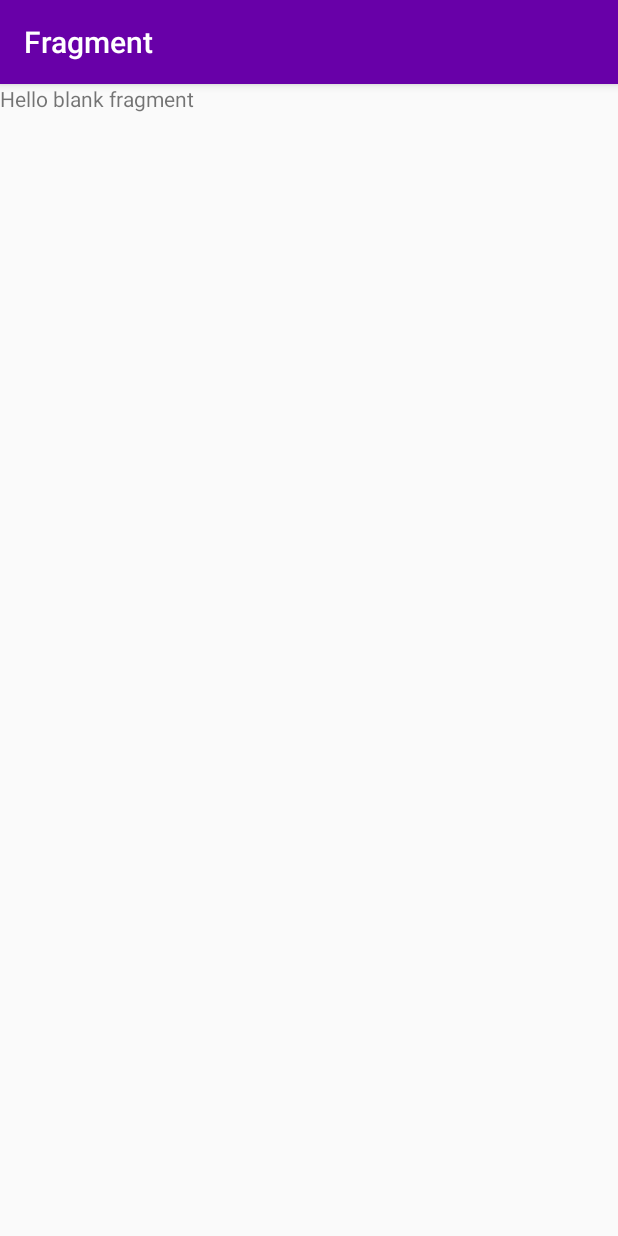
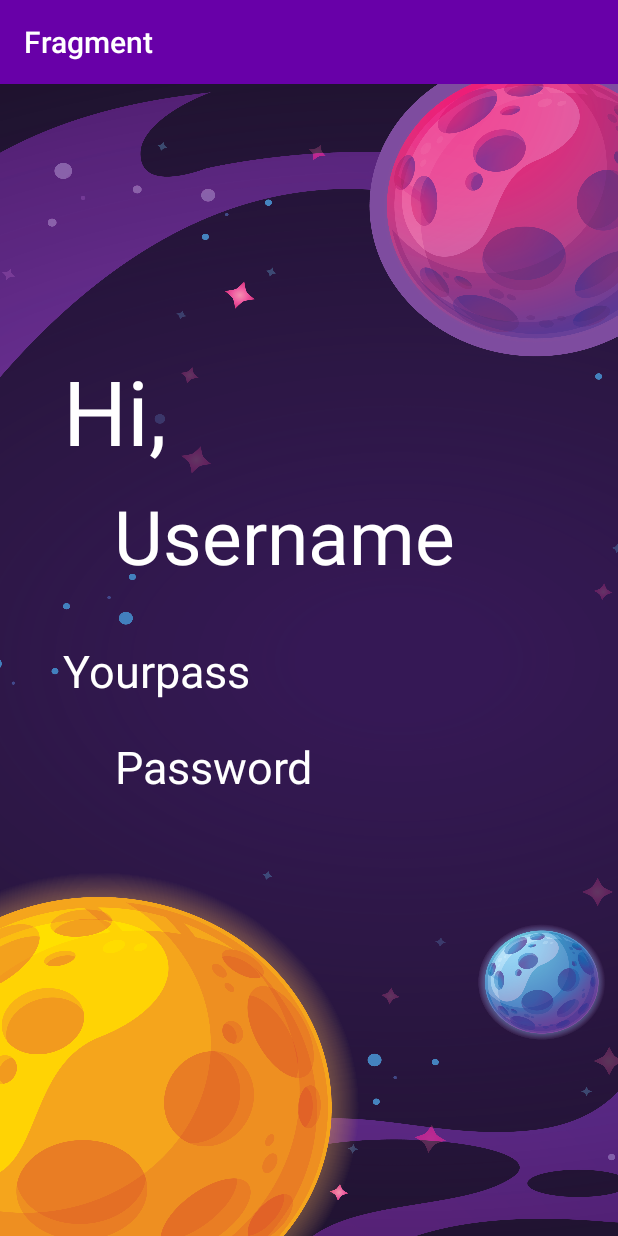
Before and after one commit to namchokGithub/android-studio, an Android app: the fragment home shown on its own in the app's theme, on a phone screen of 412 x 824 dp. Run offline under Robolectric (Android 15) with nearby library versions, the phone set to English and light mode, and no system bars.

Commit message:
add text

```diff
--- a/loginfragment/app/src/main/AndroidManifest.xml
+++ b/loginfragment/app/src/main/AndroidManifest.xml
@@ -16,6 +16,9 @@
                 <category android:name="android.intent.category.LAUNCHER" />
             </intent-filter>
         </activity>
+        <meta-data
+            android:name="preloaded_fonts"
+            android:resource="@array/preloaded_fonts" />
     </application>
 
 </manifest>
--- a/loginfragment/app/src/main/java/com/example/loginfragment/MainActivity.kt
+++ b/loginfragment/app/src/main/java/com/example/loginfragment/MainActivity.kt
@@ -2,6 +2,7 @@ package com.example.loginfragment
 
 import android.os.Bundle
 import androidx.appcompat.app.AppCompatActivity
+import kotlinx.android.synthetic.main.fragment_login_input.*
 
 
 class MainActivity : AppCompatActivity() {
@@ -21,6 +22,7 @@ class MainActivity : AppCompatActivity() {
         val fmInput = loginInput()
         supportFragmentManager.beginTransaction().replace(R.id.inputLogin, fmInput, "Input login").addToBackStack("Input login").commit()
 
+
     }
 
     override fun onBackPressed() {
--- a/loginfragment/app/src/main/java/com/example/loginfragment/home.kt
+++ b/loginfragment/app/src/main/java/com/example/loginfragment/home.kt
@@ -1,24 +1,57 @@
 package com.example.loginfragment
 
 
+import android.graphics.Typeface
 import android.os.Bundle
 import androidx.fragment.app.Fragment
 import android.view.LayoutInflater
 import android.view.View
 import android.view.ViewGroup
+import android.widget.TextView
+import kotlinx.android.synthetic.main.fragment_home.*
 
 /**
  * A simple [Fragment] subclass.
  */
 class home : Fragment() {
+    private lateinit var usernameData: String
+    private lateinit var passwordData: String
+    private lateinit var textHi: TextView
+    private lateinit var textPassword: TextView
+    private lateinit var textUsername: TextView
 
     override fun onCreateView(
         inflater: LayoutInflater, container: ViewGroup?,
         savedInstanceState: Bundle?
     ): View? {
-        // Inflate the layout for this fragment
-        return inflater.inflate(R.layout.fragment_home, container, false)
+        val view = inflater.inflate(R.layout.fragment_home, container, false)
+
+        textHi = view.findViewById(R.id.hi)
+        textPassword = view.findViewById(R.id.textPassword)
+        textUsername = view.findViewById(R.id.textUsername)
+
+        val bundle = arguments
+        if (bundle != null) {
+            usernameData = bundle.getString("username").toString()
+            passwordData = bundle.getString("password").toString()
+            loadData()
+        }
+
+        return view
     }
 
+    private fun loadData(){
+        this.textPassword.text = passwordData
+        this.textUsername.text = usernameData
+    }
 
+    fun sendData(username: String, password: String): home {
+        val fragment = home()
+        val bundle = Bundle()
+        bundle.putString("username", username)
+        bundle.putString("password", password)
+        fragment.setArguments(bundle)
+
+        return fragment
+    }
 }
--- a/loginfragment/app/src/main/res/layout/fragment_home.xml
+++ b/loginfragment/app/src/main/res/layout/fragment_home.xml
@@ -1,14 +1,76 @@
 <?xml version="1.0" encoding="utf-8"?>
 <FrameLayout xmlns:android="http://schemas.android.com/apk/res/android"
+    xmlns:app="http://schemas.android.com/apk/res-auto"
     xmlns:tools="http://schemas.android.com/tools"
     android:layout_width="match_parent"
     android:layout_height="match_parent"
+    android:background="@drawable/bg_space02"
     tools:context=".home">
 
-    <!-- TODO: Update blank fragment layout -->
-    <TextView
+
+    <androidx.constraintlayout.widget.ConstraintLayout
         android:layout_width="match_parent"
-        android:layout_height="match_parent"
-        android:text="@string/hello_blank_fragment" />
+        android:layout_height="match_parent">
 
+        <TextView
+            android:id="@+id/hi"
+            android:layout_width="wrap_content"
+            android:layout_height="wrap_content"
+            android:layout_marginBottom="36dp"
+            android:text="Hi, "
+            android:textAppearance="@style/Base.TextAppearance.AppCompat.Large"
+            android:textColor="#fff"
+            android:textSize="60sp"
+            app:layout_constraintBottom_toBottomOf="parent"
+            app:layout_constraintEnd_toEndOf="parent"
+            app:layout_constraintHorizontal_bias="0.128"
+            app:layout_constraintStart_toStartOf="parent"
+            app:layout_constraintTop_toTopOf="parent"
+            app:layout_constraintVertical_bias="0.272" />
+
+        <TextView
+            android:id="@+id/textUsername"
+            android:layout_width="wrap_content"
+            android:layout_height="wrap_content"
+            android:layout_marginBottom="36dp"
+            android:text="@string/username"
+            android:textSize="50sp"
+            app:layout_constraintBottom_toBottomOf="parent"
+            app:layout_constraintEnd_toEndOf="parent"
+            app:layout_constraintHorizontal_bias="0.41"
+            app:layout_constraintStart_toStartOf="parent"
+            app:layout_constraintTop_toTopOf="parent"
+            app:layout_constraintVertical_bias="0.402"
+            android:textColor="#fff"
+            />
+
+        <TextView
+            android:layout_width="wrap_content"
+            android:layout_height="wrap_content"
+            android:layout_marginBottom="36dp"
+            android:text="Yourpass"
+            android:textColor="#fff"
+            android:textSize="30sp"
+            app:layout_constraintBottom_toBottomOf="parent"
+            app:layout_constraintEnd_toEndOf="parent"
+            app:layout_constraintHorizontal_bias="0.147"
+            app:layout_constraintStart_toStartOf="parent"
+            app:layout_constraintTop_toTopOf="parent"
+            app:layout_constraintVertical_bias="0.536" />
+
+        <TextView
+            android:id="@+id/textPassword"
+            android:layout_width="wrap_content"
+            android:layout_height="wrap_content"
+            android:text="@string/password"
+            android:textSize="30sp"
+            app:layout_constraintBottom_toBottomOf="parent"
+            app:layout_constraintEnd_toEndOf="parent"
+            app:layout_constraintHorizontal_bias="0.273"
+            app:layout_constraintStart_toStartOf="parent"
+            app:layout_constraintTop_toTopOf="parent"
+            app:layout_constraintVertical_bias="0.598"
+            android:textColor="#fff"
+            />
+    </androidx.constraintlayout.widget.ConstraintLayout>
 </FrameLayout>
--- a/loginfragment/app/src/main/res/layout/fragment_login_input.xml
+++ b/loginfragment/app/src/main/res/layout/fragment_login_input.xml
@@ -47,7 +47,7 @@
         tools:targetApi="o" />
 
      <Button
-         android:id="@+id/button"
+         android:id="@+id/btnLogin"
          android:layout_width="match_parent"
          android:layout_height="wrap_content"
          android:layout_marginStart="300dp"
--- a/loginfragment/app/src/main/res/mipmap-anydpi-v26/ic_launcher.xml
+++ /dev/null
@@ -1,5 +0,0 @@
-<?xml version="1.0" encoding="utf-8"?>
-<adaptive-icon xmlns:android="http://schemas.android.com/apk/res/android">
-    <background android:drawable="@drawable/ic_launcher_background" />
-    <foreground android:drawable="@drawable/ic_launcher_foreground" />
-</adaptive-icon>
--- a/loginfragment/app/src/main/res/mipmap-anydpi-v26/ic_launcher_round.xml
+++ /dev/null
@@ -1,5 +0,0 @@
-<?xml version="1.0" encoding="utf-8"?>
-<adaptive-icon xmlns:android="http://schemas.android.com/apk/res/android">
-    <background android:drawable="@drawable/ic_launcher_background" />
-    <foreground android:drawable="@drawable/ic_launcher_foreground" />
-</adaptive-icon>
```
Also changed, not shown: loginfragment/app/src/main/java/com/example/loginfragment/loginInput.kt (+18 -1 lines), loginfragment/app/src/main/res/drawable-v24/ic_launcher_foreground.xml (deleted, +0 -34 lines), loginfragment/app/src/main/ic_launcher_icon-web.png, loginfragment/app/src/main/res/mipmap-hdpi/ic_launcher_icon.png, loginfragment/app/src/main/res/mipmap-hdpi/ic_launcher_icon_round.png, loginfragment/app/src/main/res/mipmap-mdpi/ic_launcher_icon.png, loginfragment/app/src/main/res/mipmap-mdpi/ic_launcher_icon_round.png, loginfragment/app/src/main/res/mipmap-xhdpi/ic_launcher_icon.png, loginfragment/app/src/main/res/mipmap-xhdpi/ic_launcher_icon_round.png, loginfragment/app/src/main/res/mipmap-xxhdpi/ic_launcher_icon.png, loginfragment/app/src/main/res/mipmap-xxhdpi/ic_launcher_icon_round.png, loginfragment/app/src/main/res/mipmap-xxxhdpi/ic_launcher_icon.png, loginfragment/app/src/main/res/mipmap-xxxhdpi/ic_launcher_icon_round.png.
